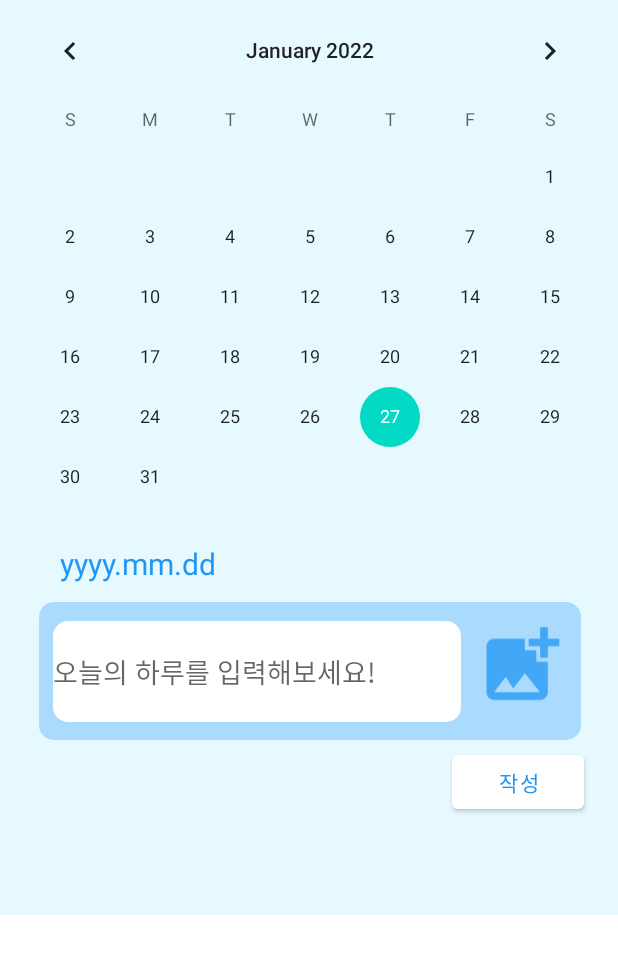
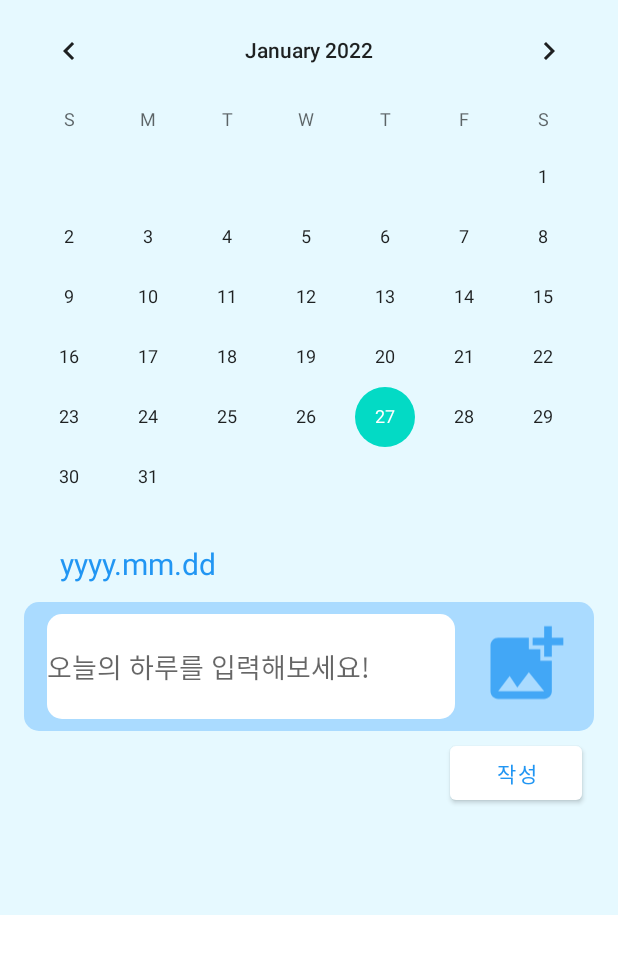
Before and after one commit to Hyobeen-Park/guru2_team21, an Android app: the layout activity_record.xml on its own in the app's theme, with its tools: preview values and no code run, on a phone screen of 412 x 824 dp. Shown: the top 954 px of the screen. Run offline under Robolectric (Android 15) with nearby library versions, the phone set to English and light mode, and no system bars.

Commit message:
기록부분 화면구성 리스이클러뷰 화면 구성 RecordActivity.kt (캘린더, 이미지 업로드, 쓰기버튼, DB)

```diff
--- a/app/src/main/AndroidManifest.xml
+++ b/app/src/main/AndroidManifest.xml
@@ -1,6 +1,9 @@
 <?xml version="1.0" encoding="utf-8"?>
 <manifest xmlns:android="http://schemas.android.com/apk/res/android"
     package="com.example.guru2_team21">
+
+    <uses-permission android:name="android.permission.WRITE_EXTERNAL_STORAGE"/>
+    <uses-permission android:name="android.permission.READ_EXTERNAL_STORAGE"/>
 
     <application
         android:allowBackup="true"
--- a/app/src/main/res/layout/activity_record.xml
+++ b/app/src/main/res/layout/activity_record.xml
@@ -13,8 +13,8 @@
         tools:context=".RecordActivty">
 
         <androidx.constraintlayout.widget.ConstraintLayout
-            android:layout_width="413dp"
-            android:layout_height="590dp"
+            android:layout_width="match_parent"
+            android:layout_height="wrap_content"
             android:background="@color/background"
             app:layout_constraintEnd_toEndOf="parent"
             app:layout_constraintStart_toStartOf="parent"
@@ -36,11 +36,11 @@
 
             <androidx.constraintlayout.widget.ConstraintLayout
                 android:id="@+id/constraintLayout"
-                android:layout_width="361dp"
-                android:layout_height="92dp"
-                android:layout_marginStart="16dp"
+                android:layout_width="match_parent"
+                android:layout_height="wrap_content"
+                android:layout_marginRight="16dp"
+                android:layout_marginLeft="16dp"
                 android:layout_marginTop="12dp"
-                android:layout_marginEnd="16dp"
                 android:background="@drawable/record_wirte_bg"
                 app:layout_constraintEnd_toEndOf="parent"
                 app:layout_constraintStart_toStartOf="parent"
@@ -49,7 +49,7 @@
                 <EditText
                     android:id="@+id/diaryedt"
                     android:layout_width="272dp"
-                    android:layout_height="67dp"
+                    android:layout_height="wrap_content"
                     android:layout_marginStart="8dp"
                     android:layout_marginLeft="8dp"
                     android:layout_marginTop="8dp"
@@ -58,8 +58,10 @@
                     android:layout_marginBottom="8dp"
                     android:background="@drawable/record_edt_bg"
                     android:ems="10"
+                    android:lines="3"
                     android:hint="오늘의 하루를 입력해보세요!"
-                    android:inputType="text"
+                    android:inputType="textMultiLine"
+                    android:scrollHorizontally="false"
                     app:layout_constraintBottom_toBottomOf="parent"
                     app:layout_constraintEnd_toStartOf="@+id/diaryimg"
                     app:layout_constraintStart_toStartOf="parent"
@@ -80,7 +82,8 @@
                     app:layout_constraintStart_toEndOf="@+id/diaryedt"
                     app:layout_constraintTop_toTopOf="parent"
                     app:layout_constraintVertical_bias="0.111"
-                    app:srcCompat="@drawable/ic_baseline_add_photo_alternate_24" />
+                    app:srcCompat="@drawable/ic_baseline_add_photo_alternate_24"
+                    tools:ignore="VectorDrawableCompat" />
 
             </androidx.constraintlayout.widget.ConstraintLayout>
 
@@ -110,7 +113,8 @@
                 android:textColor="#2196F3"
                 app:backgroundTint="#FFFFFF"
                 app:layout_constraintEnd_toEndOf="parent"
-                app:layout_constraintTop_toBottomOf="@+id/constraintLayout" />
+                app:layout_constraintTop_toBottomOf="@+id/constraintLayout"
+                android:layout_marginRight="24dp" />
 
             <androidx.recyclerview.widget.RecyclerView
                 android:layout_width="match_parent"
--- a/app/src/main/res/layout/diarylist_rv_item.xml
+++ b/app/src/main/res/layout/diarylist_rv_item.xml
@@ -50,6 +50,8 @@
                 android:layout_margin="8dp"
                 android:padding="8dp"
                 android:background="@drawable/record_edt_bg"
+                android:inputType="textMultiLine"
+                android:scrollHorizontally="false"
                 android:lines="5"
                 android:text="오늘은 어쩌구 저쩌구"
                 android:textSize="12dp">
```
Also changed, not shown: app/src/main/java/com/example/guru2_team21/DiaryListRvAdapter.java (added, +29 -0 lines), app/src/main/java/com/example/guru2_team21/RecordActivity.kt (+98 -3 lines).
